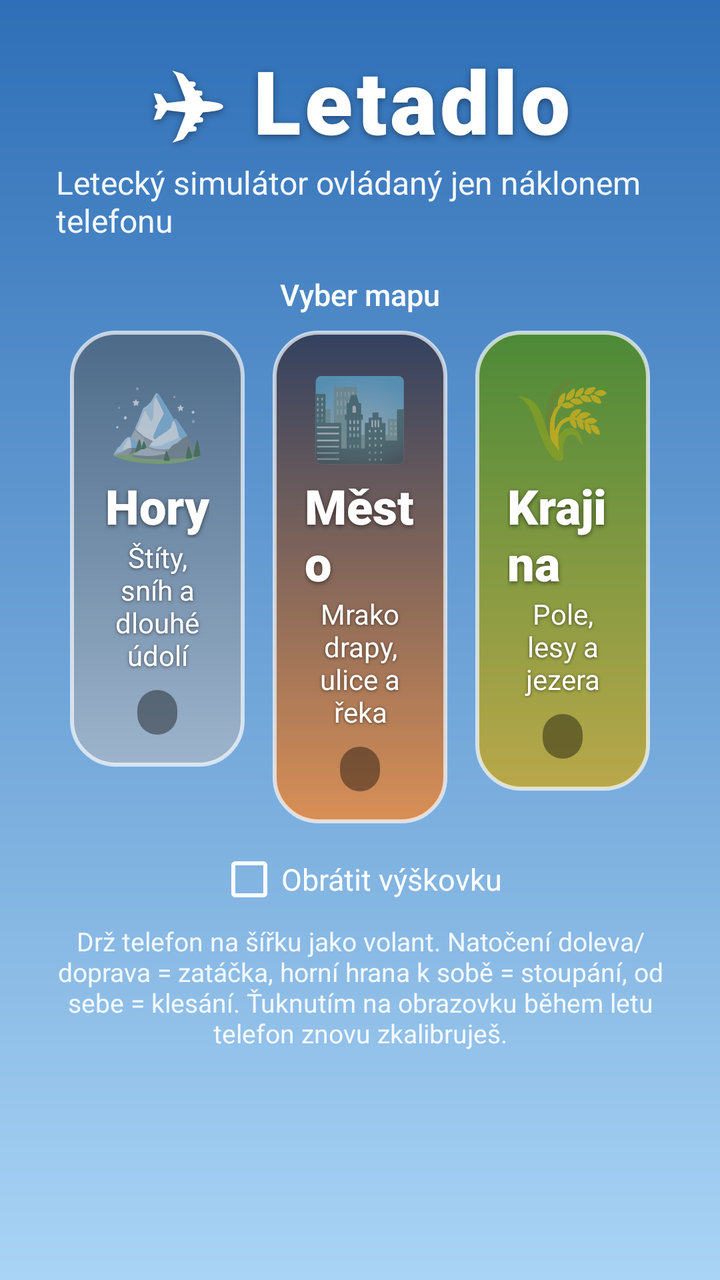
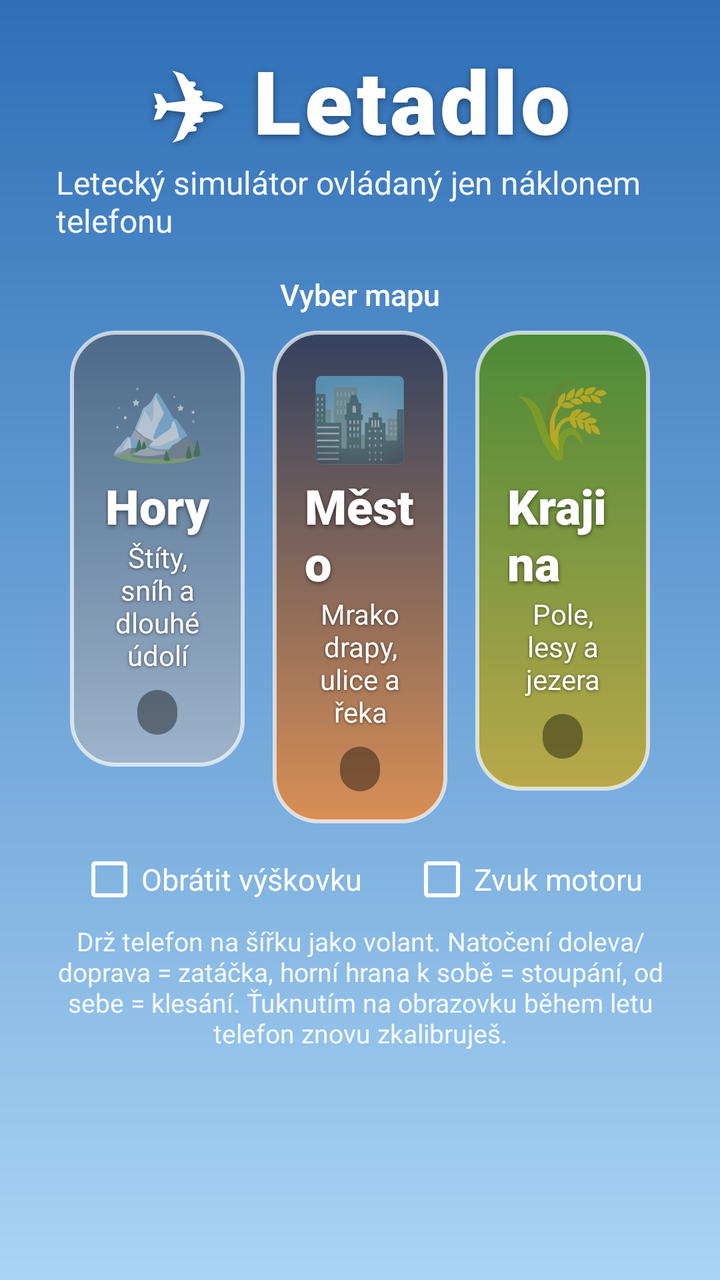

Before-and-after screenshots of an Android layout around one commit, followed by the original layout XML and the change that was made.
<!-- AndroidManifest.xml: application theme Theme.Letadlo -->
<!-- res/layout/activity_main.xml -->
<?xml version="1.0" encoding="utf-8"?>
<ScrollView xmlns:android="http://schemas.android.com/apk/res/android"
    android:layout_width="match_parent"
    android:layout_height="match_parent"
    android:background="@drawable/bg_menu"
    android:fillViewport="true">

    <LinearLayout
        android:layout_width="match_parent"
        android:layout_height="wrap_content"
        android:gravity="center_horizontal"
        android:orientation="vertical"
        android:paddingStart="28dp"
        android:paddingTop="20dp"
        android:paddingEnd="28dp"
        android:paddingBottom="20dp">

        <TextView
            android:layout_width="wrap_content"
            android:layout_height="wrap_content"
            android:fontFamily="sans-serif-black"
            android:letterSpacing="0.04"
            android:shadowColor="#66000000"
            android:shadowDy="3"
            android:shadowRadius="8"
            android:text="✈ Letadlo"
            android:textColor="@color/white"
            android:textSize="44sp" />

        <TextView
            android:layout_width="wrap_content"
            android:layout_height="wrap_content"
            android:text="@string/menu_subtitle"
            android:textColor="#F0FFFFFF"
            android:textSize="16sp" />

        <TextView
            android:layout_width="wrap_content"
            android:layout_height="wrap_content"
            android:layout_marginTop="16dp"
            android:fontFamily="sans-serif-medium"
            android:text="@string/menu_pick_map"
            android:textColor="@color/white"
            android:textSize="15sp" />

        <LinearLayout
            android:layout_width="match_parent"
            android:layout_height="wrap_content"
            android:layout_marginTop="8dp"
            android:orientation="horizontal">

            <LinearLayout
                android:id="@+id/cardMountains"
                style="@style/MapCard"
                android:background="@drawable/card_mountains">

                <TextView style="@style/MapEmoji" android:text="🏔️" />
                <TextView style="@style/MapTitle" android:text="@string/map_mountains" />
                <TextView style="@style/MapDesc" android:text="@string/map_mountains_desc" />
                <TextView android:id="@+id/recordMountains" style="@style/MapRecord" />
            </LinearLayout>

            <LinearLayout
                android:id="@+id/cardCity"
                style="@style/MapCard"
                android:background="@drawable/card_city">

                <TextView style="@style/MapEmoji" android:text="🏙️" />
                <TextView style="@style/MapTitle" android:text="@string/map_city" />
                <TextView style="@style/MapDesc" android:text="@string/map_city_desc" />
                <TextView android:id="@+id/recordCity" style="@style/MapRecord" />
            </LinearLayout>

            <LinearLayout
                android:id="@+id/cardCountryside"
                style="@style/MapCard"
                android:background="@drawable/card_countryside">

                <TextView style="@style/MapEmoji" android:text="🌾" />
                <TextView style="@style/MapTitle" android:text="@string/map_countryside" />
                <TextView style="@style/MapDesc" android:text="@string/map_countryside_desc" />
                <TextView android:id="@+id/recordCountryside" style="@style/MapRecord" />
            </LinearLayout>
        </LinearLayout>

        <CheckBox
            android:id="@+id/invertPitch"
            android:layout_width="wrap_content"
            android:layout_height="wrap_content"
            android:layout_marginTop="12dp"
            android:buttonTint="@color/white"
            android:text="@string/invert_pitch"
            android:textColor="@color/white"
            android:textSize="15sp" />

        <TextView
            android:layout_width="wrap_content"
            android:layout_height="wrap_content"
            android:layout_marginTop="6dp"
            android:gravity="center"
            android:maxWidth="640dp"
            android:text="@string/menu_howto"
            android:textColor="#E6FFFFFF"
            android:textSize="13sp" />
    </LinearLayout>
</ScrollView>
<!-- resources referenced by this layout -->
<resources>
  <color name="white">#FFFFFFFF</color>
  <!-- drawable bg_menu (drawable) -->
  <?xml version="1.0" encoding="utf-8"?>
  <shape xmlns:android="http://schemas.android.com/apk/res/android">
      <gradient
          android:angle="270"
          android:startColor="@color/sky_top"
          android:endColor="@color/sky_bottom" />
  </shape>
  <!-- drawable card_city (drawable) -->
  <?xml version="1.0" encoding="utf-8"?>
  <shape xmlns:android="http://schemas.android.com/apk/res/android">
      <corners android:radius="22dp" />
      <gradient android:angle="270" android:startColor="#FF33415F" android:endColor="#FFD98F55" />
      <stroke android:width="2dp" android:color="#AAFFFFFF" />
  </shape>
  <!-- drawable card_countryside (drawable) -->
  <?xml version="1.0" encoding="utf-8"?>
  <shape xmlns:android="http://schemas.android.com/apk/res/android">
      <corners android:radius="22dp" />
      <gradient android:angle="270" android:startColor="#FF4C8A38" android:endColor="#FFB9A84A" />
      <stroke android:width="2dp" android:color="#AAFFFFFF" />
  </shape>
  <!-- drawable card_mountains (drawable) -->
  <?xml version="1.0" encoding="utf-8"?>
  <shape xmlns:android="http://schemas.android.com/apk/res/android">
      <corners android:radius="22dp" />
      <gradient android:angle="270" android:startColor="#FF4C6A88" android:endColor="#FF9DB4CC" />
      <stroke android:width="2dp" android:color="#AAFFFFFF" />
  </shape>
  <string name="invert_pitch">Obrátit výškovku</string>
  <string name="map_city">Město</string>
  <string name="map_city_desc">Mrakodrapy, ulice a řeka</string>
  <string name="map_countryside">Krajina</string>
  <string name="map_countryside_desc">Pole, lesy a jezera</string>
  <string name="map_mountains">Hory</string>
  <string name="map_mountains_desc">Štíty, sníh a dlouhé údolí</string>
  <string name="menu_howto">Drž telefon na šířku jako volant. Natočení doleva/doprava = zatáčka, horní hrana k sobě = stoupání, od sebe = klesání. Ťuknutím na obrazovku během letu telefon znovu zkalibruješ.</string>
  <string name="menu_pick_map">Vyber mapu</string>
  <string name="menu_subtitle">Letecký simulátor ovládaný jen náklonem telefonu</string>
  <style name="MapDesc">
          <item name="android:layout_width">wrap_content</item>
          <item name="android:layout_height">wrap_content</item>
          <item name="android:gravity">center</item>
          <item name="android:textColor">@color/white</item>
          <item name="android:textSize">14sp</item>
          <item name="android:shadowColor">#88000000</item>
          <item name="android:shadowDy">1</item>
          <item name="android:shadowRadius">4</item>
      </style>
  <style name="MapEmoji">
          <item name="android:layout_width">wrap_content</item>
          <item name="android:layout_height">wrap_content</item>
          <item name="android:textSize">40sp</item>
      </style>
  <style name="Theme.Letadlo" parent="@android:style/Theme.Material.Light.NoActionBar.Fullscreen">
          <item name="android:windowBackground">@color/sky_bottom</item>
          <item name="android:colorAccent">@color/accent</item>
          <item name="android:statusBarColor">@android:color/transparent</item>
          <item name="android:navigationBarColor">@android:color/black</item>
      </style>
  <color name="sky_top">#FF2E6FB7</color>
  <color name="sky_bottom">#FFA9D4F5</color>
  <!-- drawable hud_pill (drawable) -->
  <?xml version="1.0" encoding="utf-8"?>
  <shape xmlns:android="http://schemas.android.com/apk/res/android">
      <corners android:radius="14dp" />
      <solid android:color="@color/hud_bg" />
  </shape>
  <color name="accent">#FFE8533B</color>
  <color name="hud_bg">#66000000</color>
  <!-- unchanged entries left out for length: 3 -->
</resources>

<!-- the commit's change to res/layout/activity_main.xml (unified diff, before → after) -->
@@ -83,15 +83,31 @@
             </LinearLayout>
         </LinearLayout>
 
-        <CheckBox
-            android:id="@+id/invertPitch"
+        <LinearLayout
             android:layout_width="wrap_content"
             android:layout_height="wrap_content"
             android:layout_marginTop="12dp"
-            android:buttonTint="@color/white"
-            android:text="@string/invert_pitch"
-            android:textColor="@color/white"
-            android:textSize="15sp" />
+            android:orientation="horizontal">
+
+            <CheckBox
+                android:id="@+id/invertPitch"
+                android:layout_width="wrap_content"
+                android:layout_height="wrap_content"
+                android:buttonTint="@color/white"
+                android:text="@string/invert_pitch"
+                android:textColor="@color/white"
+                android:textSize="15sp" />
+
+            <CheckBox
+                android:id="@+id/sound"
+                android:layout_width="wrap_content"
+                android:layout_height="wrap_content"
+                android:layout_marginStart="24dp"
+                android:buttonTint="@color/white"
+                android:text="@string/sound"
+                android:textColor="@color/white"
+                android:textSize="15sp" />
+        </LinearLayout>
 
         <TextView
             android:layout_width="wrap_content"
<!-- resource entries referenced after the edit -->
@@ -40,6 +40,7 @@
   <string name="menu_howto">Drž telefon na šířku jako volant. Natočení doleva/doprava = zatáčka, horní hrana k sobě = stoupání, od sebe = klesání. Ťuknutím na obrazovku během letu telefon znovu zkalibruješ.</string>
   <string name="menu_pick_map">Vyber mapu</string>
   <string name="menu_subtitle">Letecký simulátor ovládaný jen náklonem telefonu</string>
+  <string name="sound">Zvuk motoru</string>
   <style name="MapDesc">
           <item name="android:layout_width">wrap_content</item>
           <item name="android:layout_height">wrap_content</item>
